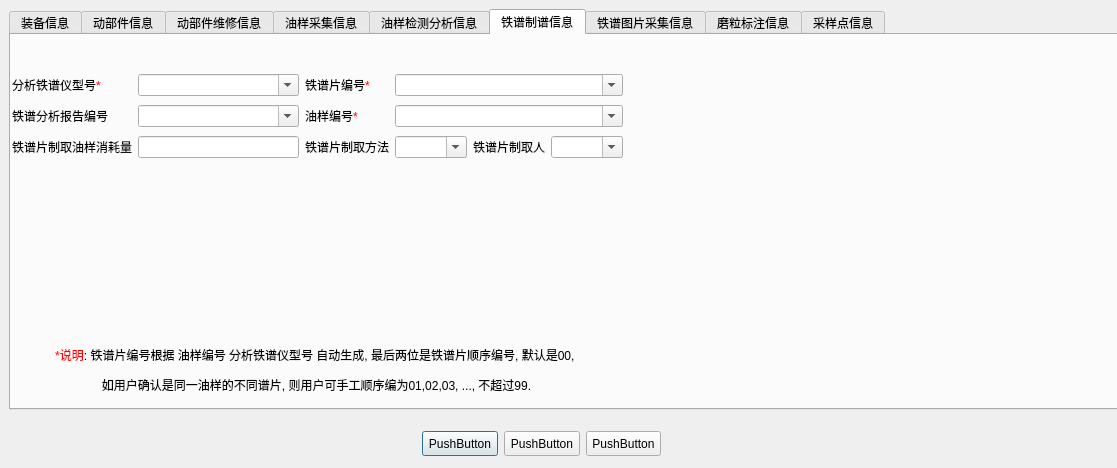
Before: the Qt Designer form imageproperties.ui in WooodHead/labelling3, drawn with Qt 5.
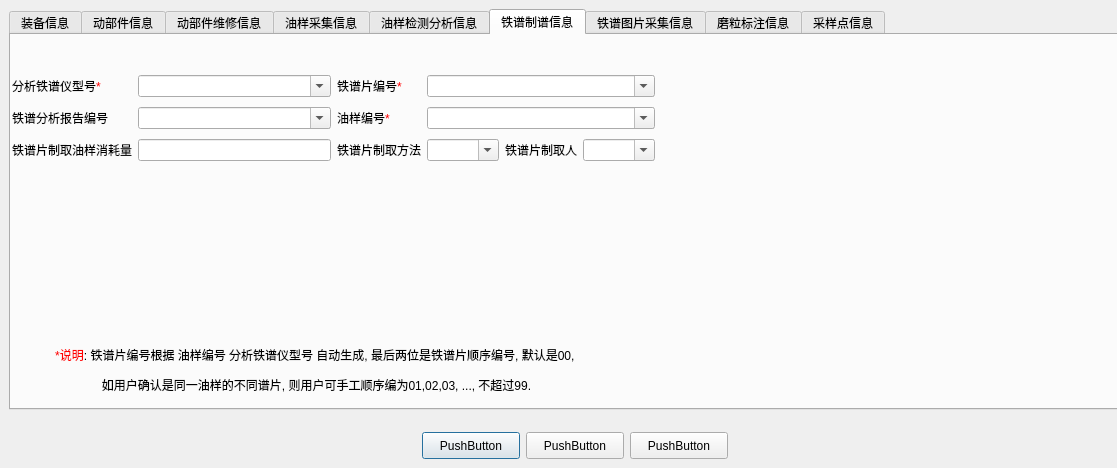
After: the same form once the commit is applied. The open tabs and pages were chosen to show the change.

What changed in the file:
```diff
--- a/imageproperties.ui
+++ b/imageproperties.ui
@@ -1069,8 +1069,8 @@
       <rect>
        <x>1</x>
        <y>36</y>
-       <width>611</width>
-       <height>91</height>
+       <width>643</width>
+       <height>95</height>
       </rect>
      </property>
      <layout class="QGridLayout" name="gridLayout_5">
@@ -1825,13 +1825,13 @@
     </widget>
    </widget>
   </widget>
-  <widget class="QWidget" name="">
+  <widget class="QWidget" name="layoutWidget">
    <property name="geometry">
     <rect>
      <x>422</x>
      <y>431</y>
-     <width>239</width>
-     <height>25</height>
+     <width>308</width>
+     <height>29</height>
     </rect>
    </property>
    <layout class="QHBoxLayout" name="horizontalLayout">
```
Left out of the diff: 10 changed lines with no effect on the pictures.
